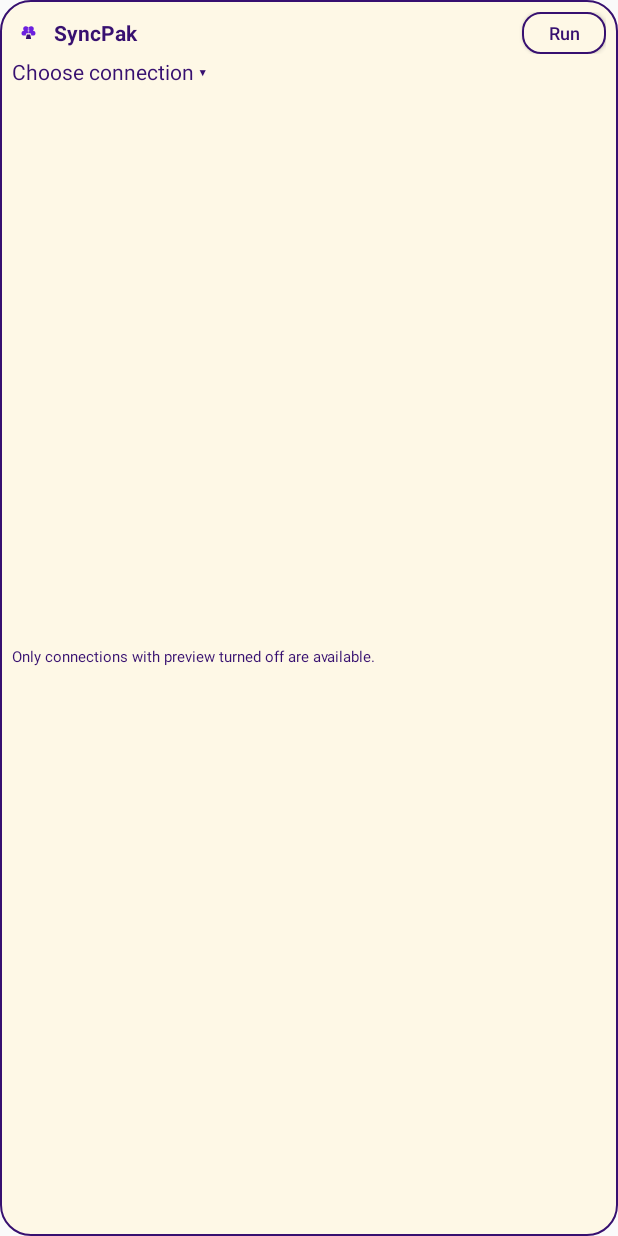
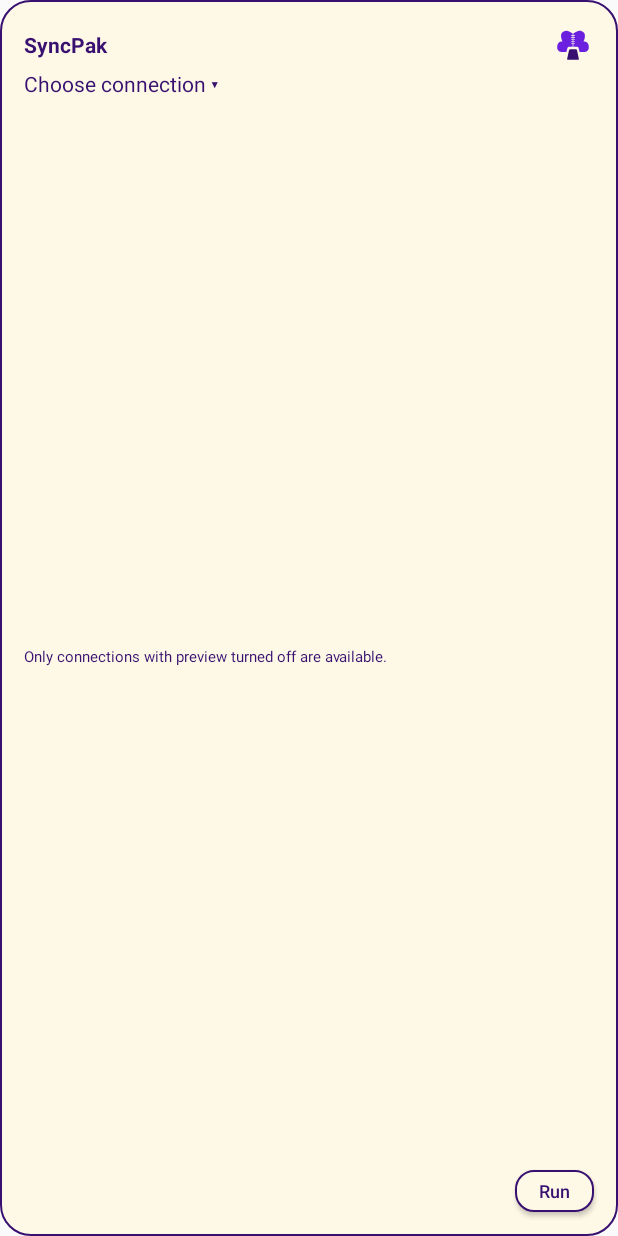
Before and after one commit to shining-grimace/sync-pak, an Android app: the layout widget_sync.xml on its own in the app's theme, with its tools: preview values and no code run, on a phone screen of 412 x 824 dp. Run offline under Robolectric (Android 15) with nearby library versions, the phone set to English and light mode, and no system bars.

Commit message:
Codex: Tweaks to the Android widget UI

```diff
--- a/android/app/src/main/java/com/shininggrimace/syncpak/SyncWidgets.kt
+++ b/android/app/src/main/java/com/shininggrimace/syncpak/SyncWidgets.kt
@@ -64,12 +64,12 @@ object SyncWidgets {
         views.setTextViewText(
             R.id.widget_run,
             when {
-                runningHere -> "Running…"
                 empty -> "Open SyncPak"
                 connection != null && !verified -> "Verify in app"
                 else -> "Run"
             }
         )
+        views.setViewVisibility(R.id.widget_run, if (busy) View.GONE else View.VISIBLE)
         views.setBoolean(
             R.id.widget_run,
             "setEnabled",
--- /dev/null
+++ b/android/app/src/main/res/drawable/syncpak_logo.xml
@@ -0,0 +1,16 @@
+<vector xmlns:android="http://schemas.android.com/apk/res/android"
+    android:width="64dp"
+    android:height="64dp"
+    android:viewportWidth="64"
+    android:viewportHeight="64">
+  <path
+      android:pathData="m26.491,39.086c0.404,-0.363 1.555,-0.458 1.555,-0.458h7.917c0,0 1.128,0.054 1.527,0.4 0.545,0.474 0.848,2.004 0.848,2.004l2.375,11.221c0,0 0.422,1.451 0.028,1.975 -0.336,0.448 -1.612,0.429 -1.612,0.429H24.879c0,0 -1.307,-0.043 -1.64,-0.515 -0.362,-0.513 0.057,-1.89 0.057,-1.89l2.375,-11.221c0,0 0.299,-1.479 0.82,-1.947z"
+      android:strokeWidth="0.25"
+      android:fillColor="#371070"
+      android:strokeColor="#00000000"/>
+  <path
+      android:pathData="m32.5,30.146v4.5h4.5c0,0 1.854,-0.031 2.517,0.51 0.979,0.799 1.483,3.49 1.483,3.49l1,4 6,0c0,0 3.94,0.402 6,-2 2.059,-2.402 2.237,-3.608 2,-6 -0.186,-1.876 -0.047,-3.469 -2,-6 -1.954,-2.531 -6,-2 -6,-2 0,0 1.474,-2.41 2,-6 0.525,-3.59 0.102,-6.359 -2,-8 -2.167,-1.692 -4.542,-2.923 -8,-2 -2.767,0.738 -6.227,2.855 -7.5,3.673v2.827h2.5v1h-2.5v2h2.5v1h-2.5v2h2.5v1h-2.5v2h2.5v1h-2.5v2.033l2.494,-0.033 0.011,1zM29.006,30.224 L28.994,29.224 31.5,29.192v-2.046L29,27.146v-1h2.5L31.5,24.146L29,24.146v-1h2.5L31.5,21.146L29,21.146v-1h2.5L31.5,18.146L29,18.146v-1h2.5v-2.827c-1.273,-0.817 -4.733,-2.934 -7.5,-3.673 -0.865,-0.231 -1.662,-0.327 -2.405,-0.315 -2.229,0.036 -3.971,1.046 -5.596,2.315 -2.102,1.641 -2.525,4.41 -2,8 0.525,3.59 2,6 2,6 0,0 -4.047,-0.531 -6,2 -1.954,2.531 -1.814,4.124 -2,6 -0.237,2.392 -0.059,3.598 2,6 2.059,2.402 6,2 6,2l6,-0 1,-4c0,0 0.566,-2.768 1.592,-3.571h-0c0.642,-0.502 2.408,-0.429 2.408,-0.429h4.5v-4.5z"
+      android:strokeWidth="0.264583"
+      android:fillColor="#6c20df"
+      android:strokeColor="#00000000"/>
+</vector>
--- a/android/app/src/main/res/layout/widget_sync_content.xml
+++ b/android/app/src/main/res/layout/widget_sync_content.xml
@@ -1,30 +1,31 @@
-<LinearLayout
+<FrameLayout
     xmlns:android="http://schemas.android.com/apk/res/android"
+    xmlns:tools="http://schemas.android.com/tools"
     android:layout_width="match_parent"
     android:layout_height="match_parent"
-    android:orientation="vertical"
-    android:padding="8dp"
-    android:background="@drawable/widget_background">
+    android:padding="16dp"
+    android:background="@drawable/widget_background"
+    android:clipToPadding="false"
+    tools:layout_height="96dp" >
+
+    <LinearLayout
+        android:layout_width="match_parent"
+        android:layout_height="match_parent"
+        android:orientation="vertical" >
 
         <LinearLayout
             android:layout_width="match_parent"
             android:layout_height="28dp"
-        android:gravity="center_vertical">
-
-        <ImageView
-            android:id="@+id/widget_icon"
-            android:layout_width="22dp"
-            android:layout_height="22dp"
-            android:src="@drawable/ic_launcher_foreground"
-            android:contentDescription="Open SyncPak" />
+            android:gravity="center_vertical"
+            android:orientation="horizontal">
 
             <TextView
                 android:id="@+id/widget_app_name"
                 android:layout_width="0dp"
                 android:layout_weight="1"
                 android:layout_height="match_parent"
-            android:layout_marginHorizontal="6dp"
                 android:gravity="center_vertical"
+                android:paddingEnd="8dp"
                 android:text="SyncPak"
                 android:textColor="@color/widget_button_foreground"
                 android:textSize="14sp"
@@ -32,18 +33,12 @@
                 android:maxLines="1"
                 android:ellipsize="end" />
 
-        <Button
-            android:id="@+id/widget_run"
-            android:layout_width="wrap_content"
+            <ImageView
+                android:id="@+id/widget_icon"
+                android:layout_width="28dp"
                 android:layout_height="28dp"
-            android:minWidth="56dp"
-            android:minHeight="0dp"
-            android:background="@drawable/widget_button"
-            android:paddingHorizontal="8dp"
-            android:text="Run"
-            android:textColor="@color/widget_button_foreground"
-            android:textSize="12sp"
-            android:textAllCaps="false" />
+                android:src="@drawable/syncpak_logo"
+                android:contentDescription="Open SyncPak" />
 
         </LinearLayout>
 
@@ -88,3 +83,19 @@
         </FrameLayout>
 
     </LinearLayout>
+
+    <Button
+        android:id="@+id/widget_run"
+        android:layout_width="wrap_content"
+        android:layout_height="28dp"
+        android:layout_gravity="bottom|end"
+        android:minWidth="0dp"
+        android:minHeight="0dp"
+        android:background="@drawable/widget_button"
+        android:paddingHorizontal="16dp"
+        android:text="Run"
+        android:textColor="@color/widget_button_foreground"
+        android:textSize="12sp"
+        android:textAllCaps="false" />
+
+</FrameLayout>
```
Also changed, not shown: android/app/src/main/res/layout/widget_sync.xml (+7 -2 lines), android/app/src/main/res/xml/widget_sync.xml (+16 -6 lines), 3 other files. Lines whose indentation alone changed are shown as unchanged.
